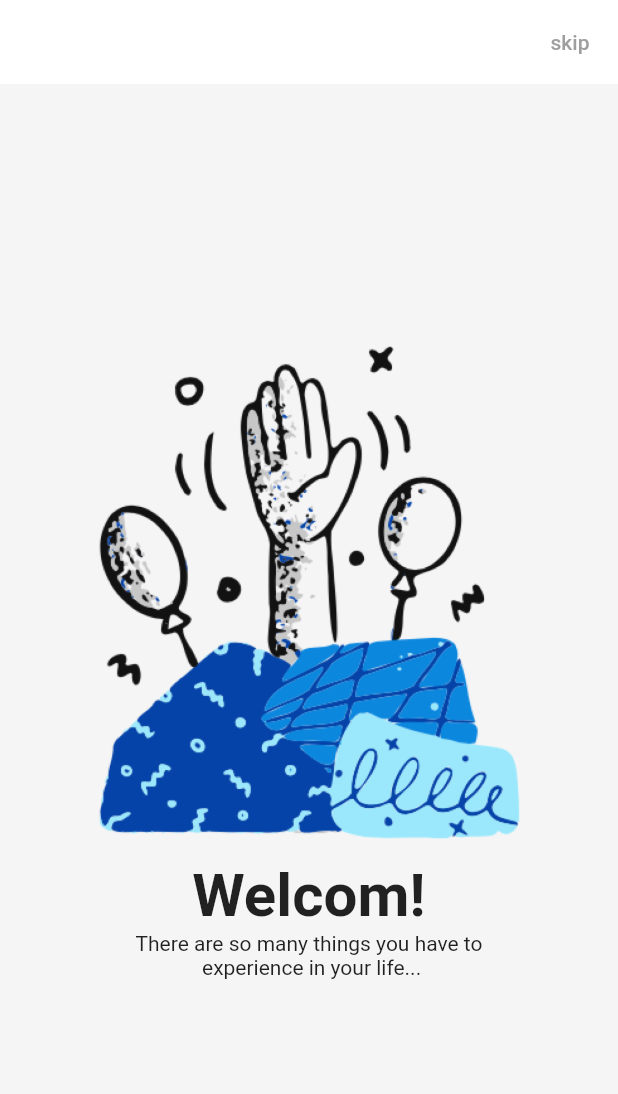
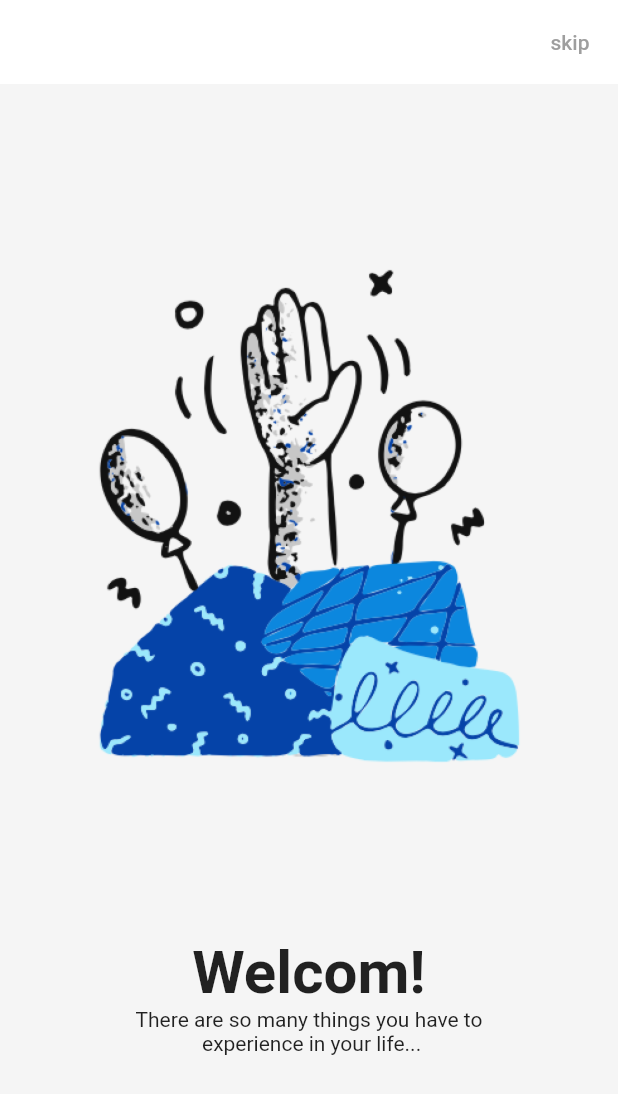
Before and after one commit to edil-m/homeworks, a Flutter app: the screen it shows after launch, on a phone screen of 412 x 824 dp. Shown: the top 1094 px of the screen. Run offline on Flutter 3.47's test engine with Material 2 defaults, Android fonts, the phone set to English and light mode, and no system bars.

Commit message:
Update first_page.dart
это домашнее задание изменено . растояние с 11 на 113 sized box

```diff
--- a/december_10_2screen/lib/first_page.dart
+++ b/december_10_2screen/lib/first_page.dart
@@ -39,7 +39,7 @@ class FirstPage extends StatelessWidget {
           children: [
             Image.asset("assets/Hi.png"),
             const SizedBox(
-              height: 11,
+              height: 113,
             ),
             const Text(
               'Welcom!',
```
